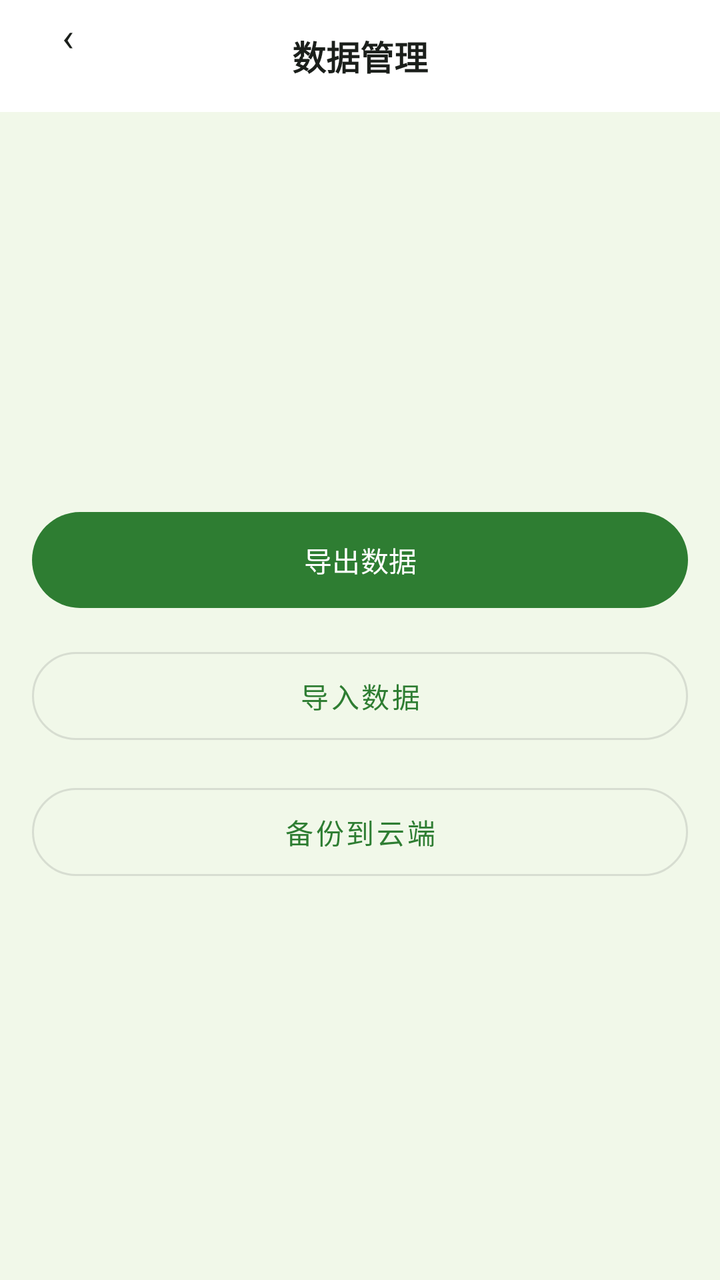
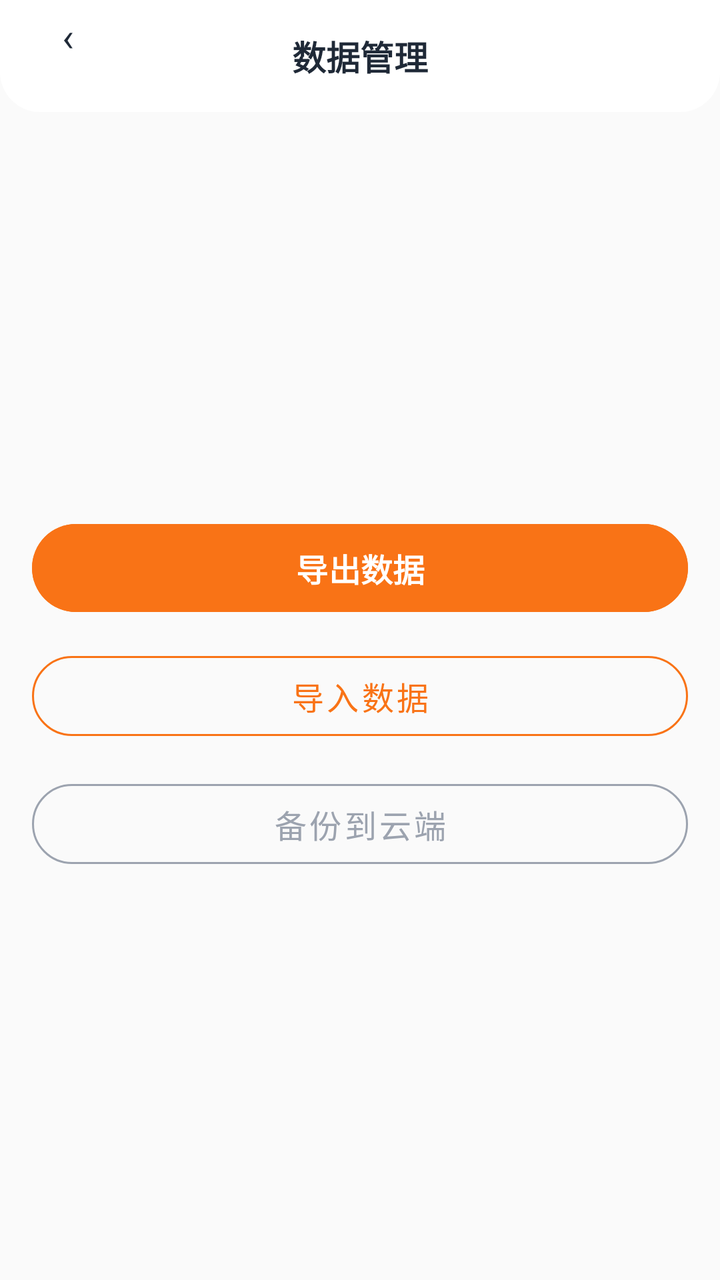

An Android layout rendered at two revisions. The XML below is the earlier revision; the diff shows what the commit changed to produce the second picture.
<!-- AndroidManifest.xml: application theme Theme.ClothingSI -->
<!-- res/layout/activity_data_manage.xml -->
<?xml version="1.0" encoding="utf-8"?>
<FrameLayout xmlns:android="http://schemas.android.com/apk/res/android"
    xmlns:app="http://schemas.android.com/apk/res-auto"
    android:layout_width="match_parent"
    android:layout_height="match_parent"
    android:background="@color/bg">

    <LinearLayout
        android:layout_width="match_parent"
        android:layout_height="match_parent"
        android:orientation="vertical">

        <RelativeLayout
            android:layout_width="match_parent"
            android:layout_height="56dp"
            android:background="@drawable/header_bar_bg"
            android:paddingHorizontal="16dp">

            <TextView
                android:id="@+id/btn_back"
                android:layout_width="36dp"
                android:layout_height="36dp"
                android:text="‹"
                android:textSize="20dp"
                android:textColor="@color/text_primary"
                android:gravity="center"
                android:background="@drawable/circle_bg" />

            <TextView
                android:layout_width="wrap_content"
                android:layout_height="wrap_content"
                android:text="数据管理"
                android:textSize="17dp"
                android:textStyle="bold"
                android:textColor="@color/text_primary"
                android:layout_centerInParent="true" />
        </RelativeLayout>

        <LinearLayout
            android:layout_width="match_parent"
            android:layout_height="match_parent"
            android:orientation="vertical"
            android:padding="16dp"
            android:gravity="center">

            <com.google.android.material.button.MaterialButton
                android:id="@+id/btn_export"
                android:layout_width="match_parent"
                android:layout_height="56dp"
                android:text="导出数据"
                app:cornerRadius="28dp"
                android:layout_marginBottom="12dp" />

            <com.google.android.material.button.MaterialButton
                android:id="@+id/btn_import"
                android:layout_width="match_parent"
                android:layout_height="56dp"
                android:text="导入数据"
                app:cornerRadius="28dp"
                style="@style/Widget.MaterialComponents.Button.OutlinedButton"
                android:layout_marginBottom="12dp" />

            <com.google.android.material.button.MaterialButton
                android:id="@+id/btn_backup"
                android:layout_width="match_parent"
                android:layout_height="56dp"
                android:text="备份到云端"
                app:cornerRadius="28dp"
                style="@style/Widget.MaterialComponents.Button.OutlinedButton" />
        </LinearLayout>
    </LinearLayout>
</FrameLayout>
<!-- resources referenced by this layout -->
<resources>
  <color name="bg">#F1F8E9</color>
  <color name="text_primary">#1B1F1B</color>
  <!-- drawable circle_bg (drawable) -->
  <?xml version="1.0" encoding="utf-8"?>
  <shape xmlns:android="http://schemas.android.com/apk/res/android" android:shape="oval">
      <solid android:color="#26FFFFFF" />
  </shape>
  <!-- drawable header_bar_bg (drawable) -->
  <?xml version="1.0" encoding="utf-8"?>
  <shape xmlns:android="http://schemas.android.com/apk/res/android" android:shape="rectangle">
      <solid android:color="#FFFFFF" />
  </shape>
  <style name="Theme.ClothingSI" parent="Theme.Material3.Light.NoActionBar">
          <item name="colorPrimary">@color/primary</item>
          <item name="colorPrimaryDark">@color/primary_dark</item>
          <item name="colorAccent">@color/accent</item>
          <item name="android:statusBarColor">@android:color/transparent</item>
          <item name="android:navigationBarColor">@color/white</item>
          
          <item name="android:windowLightStatusBar">true</item>
          
          <item name="android:fontFamily">sans-serif</item>
          <item name="android:textViewStyle">@style/TextView.Base</item>
      </style>
  <color name="primary">#2E7D32</color>
  <color name="primary_dark">#1B5E20</color>
  <color name="accent">#66BB6A</color>
  <color name="white">#FFFFFF</color>
  <style name="TextView.Base" parent="android:Widget.TextView">
          <item name="android:fontFamily">sans-serif</item>
      </style>
</resources>

<!-- the commit's change to res/layout/activity_data_manage.xml (unified diff, before → after) -->
@@ -1,72 +1,44 @@
 <?xml version="1.0" encoding="utf-8"?>
 <FrameLayout xmlns:android="http://schemas.android.com/apk/res/android"
     xmlns:app="http://schemas.android.com/apk/res-auto"
-    android:layout_width="match_parent"
-    android:layout_height="match_parent"
-    android:background="@color/bg">
-
-    <LinearLayout
-        android:layout_width="match_parent"
-        android:layout_height="match_parent"
+    android:layout_width="match_parent" android:layout_height="match_parent"
+    android:background="@color/md_surface_container_low">
+    <LinearLayout android:layout_width="match_parent" android:layout_height="match_parent"
         android:orientation="vertical">
-
-        <RelativeLayout
-            android:layout_width="match_parent"
-            android:layout_height="56dp"
-            android:background="@drawable/header_bar_bg"
-            android:paddingHorizontal="16dp">
-
-            <TextView
-                android:id="@+id/btn_back"
-                android:layout_width="36dp"
-                android:layout_height="36dp"
-                android:text="‹"
-                android:textSize="20dp"
-                android:textColor="@color/text_primary"
-                android:gravity="center"
-                android:background="@drawable/circle_bg" />
-
-            <TextView
-                android:layout_width="wrap_content"
-                android:layout_height="wrap_content"
-                android:text="数据管理"
-                android:textSize="17dp"
-                android:textStyle="bold"
-                android:textColor="@color/text_primary"
-                android:layout_centerInParent="true" />
+        <RelativeLayout android:layout_width="match_parent" android:layout_height="56dp"
+            android:background="@drawable/header_bar_bg" android:paddingHorizontal="16dp">
+            <TextView android:id="@+id/btn_back" android:layout_width="36dp" android:layout_height="36dp"
+                android:text="‹" android:textSize="20sp" android:textColor="@color/md_on_surface"
+                android:gravity="center" android:background="@drawable/circle_bg" />
+            <TextView android:layout_width="wrap_content" android:layout_height="wrap_content"
+                android:text="数据管理" android:textSize="17sp" android:textStyle="bold"
+                android:textColor="@color/md_on_surface" android:layout_centerInParent="true" />
         </RelativeLayout>
 
-        <LinearLayout
-            android:layout_width="match_parent"
-            android:layout_height="match_parent"
-            android:orientation="vertical"
-            android:padding="16dp"
-            android:gravity="center">
-
-            <com.google.android.material.button.MaterialButton
-                android:id="@+id/btn_export"
-                android:layout_width="match_parent"
-                android:layout_height="56dp"
-                android:text="导出数据"
-                app:cornerRadius="28dp"
+        <LinearLayout android:layout_width="match_parent" android:layout_height="match_parent"
+            android:orientation="vertical" android:padding="16dp" android:gravity="center">
+            <com.google.android.material.button.MaterialButton android:id="@+id/btn_export"
+                android:layout_width="match_parent" android:layout_height="52dp"
+                android:text="导出数据" android:textSize="16sp" android:textStyle="bold"
+                app:cornerRadius="26dp"
+                android:backgroundTint="@color/md_primary"
+                android:textColor="@color/md_on_primary"
                 android:layout_marginBottom="12dp" />
-
-            <com.google.android.material.button.MaterialButton
-                android:id="@+id/btn_import"
-                android:layout_width="match_parent"
-                android:layout_height="56dp"
-                android:text="导入数据"
-                app:cornerRadius="28dp"
+            <com.google.android.material.button.MaterialButton android:id="@+id/btn_import"
+                android:layout_width="match_parent" android:layout_height="52dp"
+                android:text="导入数据" android:textSize="16sp"
+                app:cornerRadius="26dp"
                 style="@style/Widget.MaterialComponents.Button.OutlinedButton"
+                app:strokeColor="@color/md_primary"
+                android:textColor="@color/md_primary"
                 android:layout_marginBottom="12dp" />
-
-            <com.google.android.material.button.MaterialButton
-                android:id="@+id/btn_backup"
-                android:layout_width="match_parent"
-                android:layout_height="56dp"
-                android:text="备份到云端"
-                app:cornerRadius="28dp"
-                style="@style/Widget.MaterialComponents.Button.OutlinedButton" />
+            <com.google.android.material.button.MaterialButton android:id="@+id/btn_backup"
+                android:layout_width="match_parent" android:layout_height="52dp"
+                android:text="备份到云端" android:textSize="16sp"
+                app:cornerRadius="26dp"
+                style="@style/Widget.MaterialComponents.Button.OutlinedButton"
+                app:strokeColor="@color/md_outline"
+                android:textColor="@color/md_on_surface_variant" />
         </LinearLayout>
     </LinearLayout>
 </FrameLayout>
<!-- resource entries referenced after the edit -->
@@ -1,7 +1,11 @@
 <!-- resources referenced by this layout -->
 <resources>
-  <color name="bg">#F1F8E9</color>
-  <color name="text_primary">#1B1F1B</color>
+  <color name="md_on_primary">#FFFFFF</color>
+  <color name="md_on_surface">#1F2937</color>
+  <color name="md_on_surface_variant">#9CA3AF</color>
+  <color name="md_outline">#9CA3AF</color>
+  <color name="md_primary">#F97316</color>
+  <color name="md_surface_container_low">#FAFAFA</color>
   <!-- drawable circle_bg (drawable) -->
   <?xml version="1.0" encoding="utf-8"?>
   <shape xmlns:android="http://schemas.android.com/apk/res/android" android:shape="oval">
@@ -10,24 +14,55 @@
   <!-- drawable header_bar_bg (drawable) -->
   <?xml version="1.0" encoding="utf-8"?>
   <shape xmlns:android="http://schemas.android.com/apk/res/android" android:shape="rectangle">
-      <solid android:color="#FFFFFF" />
+      <solid android:color="@color/md_surface" />
+      <corners android:topLeftRadius="0dp" android:topRightRadius="0dp" android:bottomLeftRadius="20dp" android:bottomRightRadius="20dp" />
   </shape>
   <style name="Theme.ClothingSI" parent="Theme.Material3.Light.NoActionBar">
-          <item name="colorPrimary">@color/primary</item>
-          <item name="colorPrimaryDark">@color/primary_dark</item>
-          <item name="colorAccent">@color/accent</item>
+          
+          <item name="colorPrimary">@color/md_primary</item>
+          <item name="colorOnPrimary">@color/md_on_primary</item>
+          <item name="colorPrimaryContainer">@color/md_primary_container</item>
+          <item name="colorOnPrimaryContainer">@color/md_on_primary_container</item>
+  
+          
+          <item name="colorSecondary">@color/md_secondary</item>
+          <item name="colorOnSecondary">@color/md_on_secondary</item>
+          <item name="colorSecondaryContainer">@color/md_secondary_container</item>
+          <item name="colorOnSecondaryContainer">@color/md_on_secondary_container</item>
+  
+          
+          <item name="android:colorBackground">@color/md_surface_container_low</item>
+          <item name="colorSurface">@color/md_surface</item>
+          <item name="colorOnSurface">@color/md_on_surface</item>
+          <item name="colorOnSurfaceVariant">@color/md_on_surface_variant</item>
+  
+          
+          <item name="colorOutline">@color/md_outline</item>
+          <item name="colorOutlineVariant">@color/md_outline_variant</item>
+  
+          
+          <item name="colorError">@color/md_error</item>
+          <item name="colorOnError">@color/md_on_error</item>
+  
+          
           <item name="android:statusBarColor">@android:color/transparent</item>
-          <item name="android:navigationBarColor">@color/white</item>
-          
+          <item name="android:navigationBarColor">@color/md_surface</item>
           <item name="android:windowLightStatusBar">true</item>
+  
           
           <item name="android:fontFamily">sans-serif</item>
           <item name="android:textViewStyle">@style/TextView.Base</item>
       </style>
-  <color name="primary">#2E7D32</color>
-  <color name="primary_dark">#1B5E20</color>
-  <color name="accent">#66BB6A</color>
-  <color name="white">#FFFFFF</color>
+  <color name="md_surface">#FFFFFF</color>
+  <color name="md_primary_container">#FFF7ED</color>
+  <color name="md_on_primary_container">#5C3D00</color>
+  <color name="md_secondary">#2563EB</color>
+  <color name="md_on_secondary">#FFFFFF</color>
+  <color name="md_secondary_container">#DBEAFE</color>
+  <color name="md_on_secondary_container">#001A3E</color>
+  <color name="md_outline_variant">#D1D5DB</color>
+  <color name="md_error">#EF4444</color>
+  <color name="md_on_error">#FFFFFF</color>
   <style name="TextView.Base" parent="android:Widget.TextView">
           <item name="android:fontFamily">sans-serif</item>
       </style>
